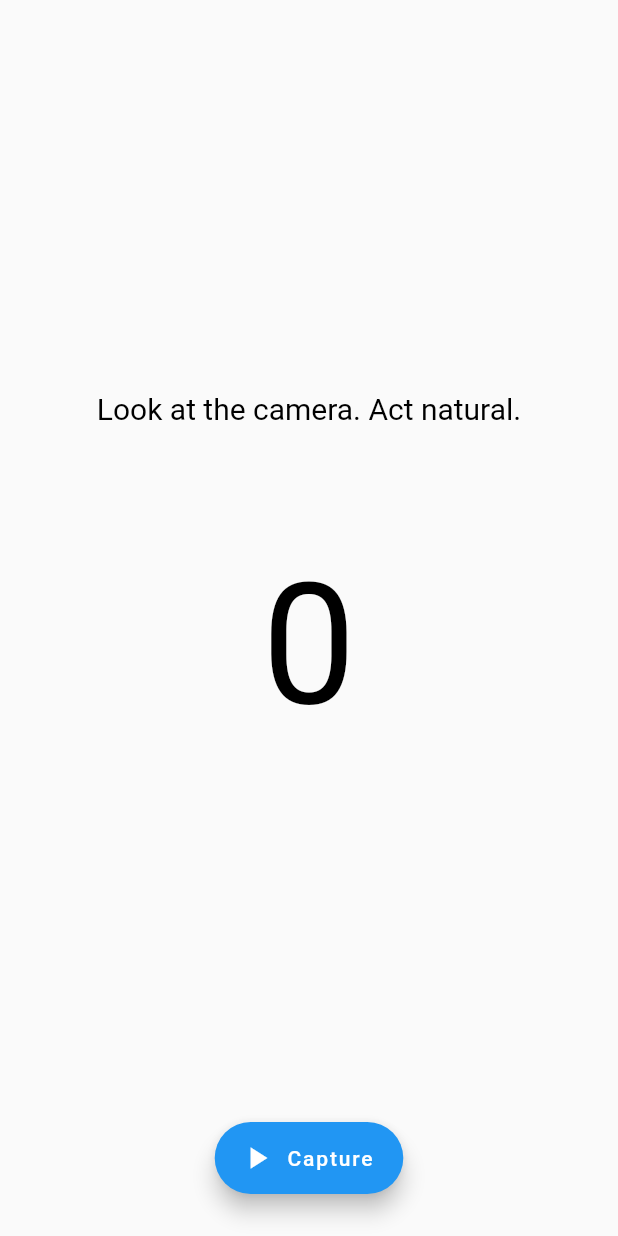
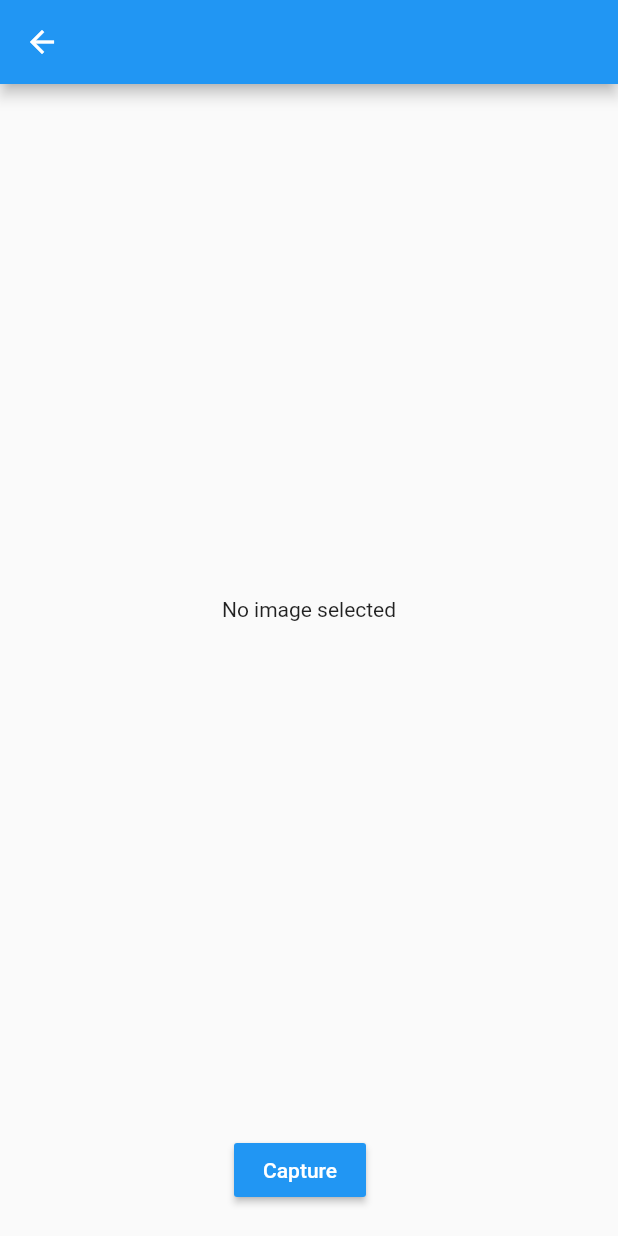
Before and after one commit to adriane-macer/intelligent_ordering_system_app, a Flutter app: the AICompanionPage screen opened directly, after a tap on "Start", on a phone screen of 412 x 824 dp. Run offline on Flutter 3.47's test engine with Material 2 defaults, Android fonts, the phone set to English and light mode, and no system bars; our stand-ins replace image_picker; missing offline and left inert: firebase_ml_vision; accounts and stored records are empty.

```diff
--- a/lib/pages/ai_companion_page.dart
+++ b/lib/pages/ai_companion_page.dart
@@ -1,5 +1,6 @@
 import 'package:flutter/material.dart';
 import 'package:intelligent_ordering_system/pages/capture_page.dart';
+import 'package:intelligent_ordering_system/pages/image_capture_page.dart';
 
 class AICompanionPage extends StatelessWidget {
   @override
@@ -71,7 +72,7 @@ Please select Start and act naturally while A.I. read you emotion.
                           context,
                           MaterialPageRoute(
                             builder: (context) {
-                              return CapturePage();
+                              return ImageCapturePage();
                             },
                           ),
                         );
--- /dev/null
+++ b/lib/pages/image_capture_page.dart
@@ -0,0 +1,164 @@
+import 'dart:io';
+import 'dart:ui' as ui;
+
+import 'package:flutter/material.dart';
+import 'package:firebase_ml_vision/firebase_ml_vision.dart';
+import 'package:image_picker/image_picker.dart';
+import 'package:intelligent_ordering_system/ui/face_painter.dart';
+
+class ImageCapturePage extends StatefulWidget {
+  @override
+  _ImageCapturePageState createState() => _ImageCapturePageState();
+}
+
+class _ImageCapturePageState extends State<ImageCapturePage> {
+  File _imageFile;
+  List<Face> _faces = [];
+  bool isLoading = false;
+  ui.Image _image;
+  double _smilingProbability = 0.0;
+
+  _getImageAndDetectFaces() async {
+    final capturedImage =
+        await ImagePicker.pickImage(source: ImageSource.camera);
+    setState(() {
+      isLoading = true;
+    });
+    final image = FirebaseVisionImage.fromFile(capturedImage);
+    final faceDetector = FirebaseVision.instance
+        .faceDetector(FaceDetectorOptions(enableClassification: true));
+    List<Face> faces = await faceDetector.processImage(image);
+
+    for (var face in faces) {
+      // If classification was enabled with FaceDetectorOptions:
+      if (face.smilingProbability != null) {
+        _smilingProbability = face.smilingProbability;
+      }
+    }
+    if (mounted) {
+      setState(() {
+        _imageFile = capturedImage;
+        _faces = faces;
+        _loadImage(capturedImage);
+      });
+    }
+  }
+
+  _loadImage(File file) async {
+    final data = await file.readAsBytes();
+    await decodeImageFromList(data).then(
+      (value) => setState(() {
+        _image = value;
+        isLoading = false;
+      }),
+    );
+  }
+
+  @override
+  Widget build(BuildContext context) {
+    return Scaffold(
+      appBar: AppBar(),
+      body: Column(
+        children: <Widget>[
+          Expanded(
+            child: isLoading
+                ? Center(child: CircularProgressIndicator())
+                : (_imageFile == null)
+                    ? Center(child: Text('No image selected'))
+                    : Center(
+                        child: SingleChildScrollView(
+                          child: Column(
+                            crossAxisAlignment: CrossAxisAlignment.center,
+                            children: <Widget>[
+                              Container(
+                                height:
+                                    MediaQuery.of(context).size.height * 0.6,
+                                width: MediaQuery.of(context).size.width * 0.6,
+                                child: FittedBox(
+                                  child: SizedBox(
+                                    width: _image.width.toDouble(),
+                                    height: _image.height.toDouble(),
+                                    child: CustomPaint(
+                                      painter: FacePainter(_image, _faces),
+                                    ),
+                                  ),
+                                ),
+                              ),
+                              Padding(
+                                padding: const EdgeInsets.all(8.0),
+                                child: (_faces.length > 0)
+                                    ? Text(
+                                        "Smiling probability = $_smilingProbability")
+                                    : Container(),
+                              ),
+                              Padding(
+                                padding: const EdgeInsets.all(8.0),
+                                child: (_faces.length > 0)
+                                    ? _emotion(_smilingProbability)
+                                    : Container(),
+                              ),
+                            ],
+                          ),
+                        ),
+                      ),
+          ),
+          Padding(
+            padding: const EdgeInsets.only(bottom: 20.0),
+            child: Row(
+              mainAxisAlignment: MainAxisAlignment.center,
+              crossAxisAlignment: CrossAxisAlignment.center,
+              children: <Widget>[
+                RaisedButton(
+                  color: Colors.blue,
+                  child: _image == null
+                      ? Text(
+                          "Capture",
+                          style: TextStyle(color: Colors.white),
+                        )
+                      : Text(
+                          "Retake",
+                          style: TextStyle(color: Colors.white),
+                        ),
+                  onPressed: () {
+                    _getImageAndDetectFaces();
+                  },
+                ),
+                Padding(
+                  padding: const EdgeInsets.only(left: 12.0),
+                  child: (_faces.length > 0)
+                      ? RaisedButton(
+                          color: Colors.green,
+                          child: Text(
+                            "Show product suggestions",
+                            style: TextStyle(color: Colors.white),
+                          ),
+                          onPressed: () {
+                            //TODO add implementation
+                          },
+                        )
+                      : Container(),
+                )
+              ],
+            ),
+          )
+        ],
+      ),
+    );
+  }
+
+  Widget _emotion(double smilingProbability) {
+    if (smilingProbability >= 0.60) {
+      return Text(
+        "Happy",
+        style: TextStyle(color: Colors.green),
+      );
+    } else if (smilingProbability < 0.60 && smilingProbability >= 0.40) {
+      return Text(
+        "Normal",
+        style: TextStyle(color: Colors.blue),
+      );
+    } else {
+      return Text("Sad", style: TextStyle(color: Colors.red));
+    }
+  }
+}
--- /dev/null
+++ b/lib/ui/face_painter.dart
@@ -0,0 +1,36 @@
+
+import 'dart:ui' as ui;
+import 'package:firebase_ml_vision/firebase_ml_vision.dart';
+import 'package:flutter/material.dart';
+
+class FacePainter extends CustomPainter {
+  final ui.Image image;
+  final List<Face> faces;
+  final List<Rect> rects = [];
+
+  FacePainter(this.image, this.faces) {
+    for (var i = 0; i < faces.length; i++) {
+      rects.add(faces[i].boundingBox);
+    }
+  }
+
+  @override
+  void paint(ui.Canvas canvas, ui.Size size) {
+    final Paint paint = Paint()
+      ..style = PaintingStyle.stroke
+      ..strokeWidth = 15.0
+      ..color = Colors.red;
+
+
+    canvas.drawImage(image, Offset.zero, Paint());
+    for (var i = 0; i < faces.length; i++) {
+      canvas.drawRect(rects[i], paint);
+
+    }
+  }
+
+  @override
+  bool shouldRepaint(FacePainter oldDelegate) {
+    return image != oldDelegate.image || faces != oldDelegate.faces;
+  }
+}
--- a/pubspec.yaml
+++ b/pubspec.yaml
@@ -17,8 +17,12 @@ environment:
   sdk: ">=2.1.0 <3.0.0"
 
 dependencies:
+
   flutter:
     sdk: flutter
+
+  firebase_ml_vision: ^0.9.3
+  image_picker: ^0.6.1+10
 
   # The following adds the Cupertino Icons font to your application.
   # Use with the CupertinoIcons class for iOS style icons.
```
Also changed, not shown: pubspec.lock, 6 other files.
